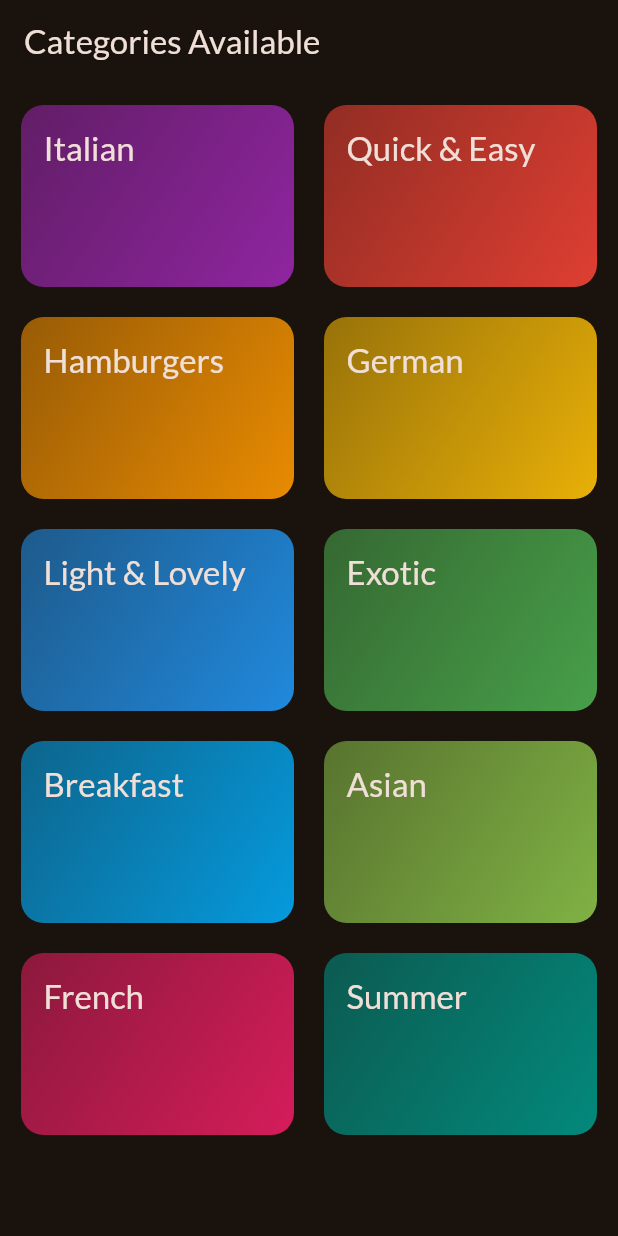
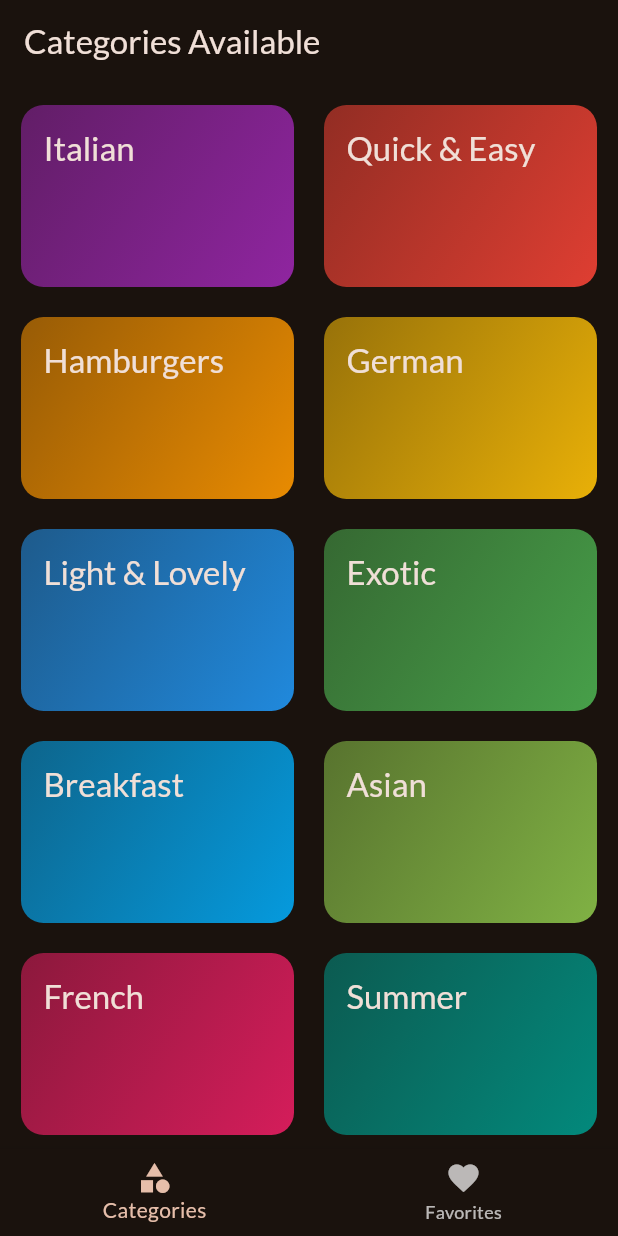
Before and after one commit to KrishKoria/Meals-App-Flutter, a Flutter app: the screen it shows after launch, on a phone screen of 412 x 824 dp. Run offline on Flutter 3.47's test engine with Material 3 defaults, Android fonts, the phone set to English and light mode, and no system bars; our stand-ins replace google_fonts, transparent_image.

```diff
--- a/lib/Screens/categories.dart
+++ b/lib/Screens/categories.dart
@@ -21,11 +21,7 @@ class CategoriesScreen extends StatelessWidget {
 
   @override
   Widget build(BuildContext context) {
-    return Scaffold(
-      appBar: AppBar(
-        title: const Text('Categories Available'),
-      ),
-      body: GridView(
+    return GridView(
       padding: const EdgeInsets.all(14),
       gridDelegate: const SliverGridDelegateWithFixedCrossAxisCount(
         crossAxisCount: 2,
@@ -37,7 +33,6 @@ class CategoriesScreen extends StatelessWidget {
         for (final category in availableCategories)
           CategoryItem(category, () => _selectCategory(context, category)),
       ],
-      ),
     );
   }
 }
--- /dev/null
+++ b/lib/Screens/tabs.dart
@@ -0,0 +1,61 @@
+import 'package:flutter/material.dart';
+import 'package:meals_app/Models/meal.dart';
+import 'package:meals_app/Screens/categories.dart';
+import 'package:meals_app/Screens/meals.dart';
+
+class TabsScreen extends StatefulWidget {
+  const TabsScreen({super.key});
+  @override
+  State<TabsScreen> createState() => _TabsScreenState();
+}
+
+class _TabsScreenState extends State<TabsScreen> {
+  final List<Meal> _favoriteMeals = [];
+  int _selectedPageIndex = 0;
+  void _selectPage(int index) {
+    setState(() {
+      _selectedPageIndex = index;
+    });
+  }
+
+  void _toggleMealFavouriteStatus(Meal meal) {
+    setState(
+      () {
+        if (_favoriteMeals.contains(meal)) {
+          _favoriteMeals.remove(meal);
+        } else {
+          _favoriteMeals.add(meal);
+        }
+      },
+    );
+  }
+
+  @override
+  Widget build(BuildContext context) {
+    Widget activePage = _selectedPageIndex == 0
+        ? const CategoriesScreen()
+        : const MealScreen(null, []);
+    final activePageTitle =
+        _selectedPageIndex == 0 ? "Categories Available" : "Your Favorites";
+    return Scaffold(
+      appBar: AppBar(
+        title: Text(activePageTitle),
+      ),
+      body: activePage,
+      bottomNavigationBar: BottomNavigationBar(
+        onTap: _selectPage,
+        currentIndex: _selectedPageIndex,
+        items: const [
+          BottomNavigationBarItem(
+            icon: Icon(Icons.category),
+            label: 'Categories',
+          ),
+          BottomNavigationBarItem(
+            icon: Icon(Icons.favorite),
+            label: 'Favorites',
+          ),
+        ],
+      ),
+    );
+  }
+}
--- a/lib/main.dart
+++ b/lib/main.dart
@@ -1,7 +1,8 @@
 import 'package:flutter/material.dart';
 
 import 'package:google_fonts/google_fonts.dart';
-import 'package:meals_app/Screens/categories.dart';
+
+import 'package:meals_app/Screens/tabs.dart';
 
 final theme = ThemeData(
   useMaterial3: true,
@@ -22,7 +23,7 @@ class App extends StatelessWidget {
   @override
   Widget build(BuildContext context) {
     return MaterialApp(
-      home: const CategoriesScreen(),
+      home: const TabsScreen(),
       theme: theme,
     );
   }
```
Also changed, not shown: lib/Screens/meals.dart (+9 -7 lines), lib/Screens/meals_details.dart (+10 -2 lines), 1 other file. Lines whose indentation alone changed are shown as unchanged.
